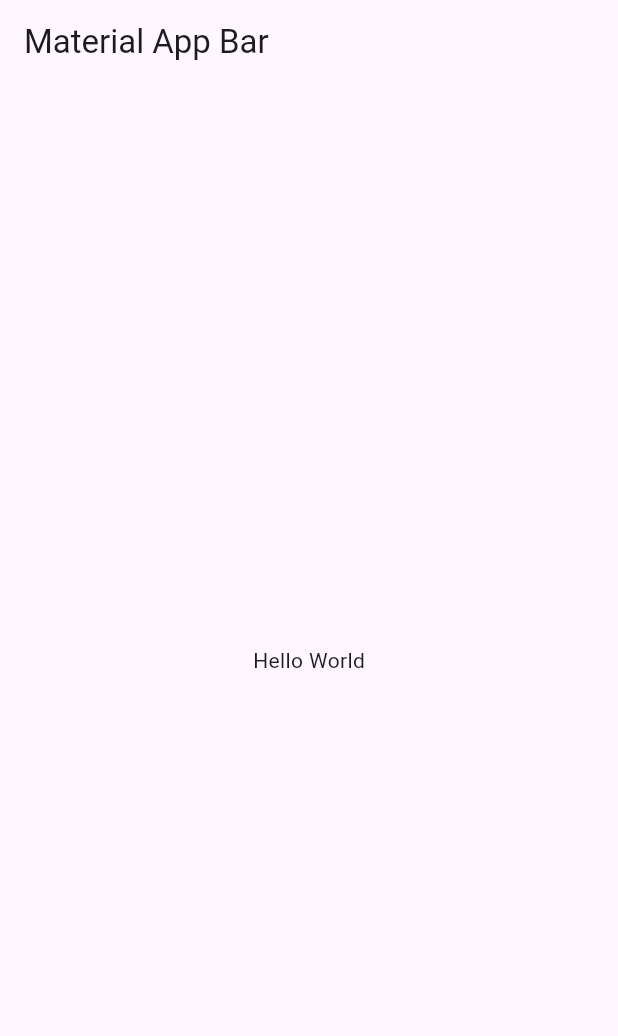
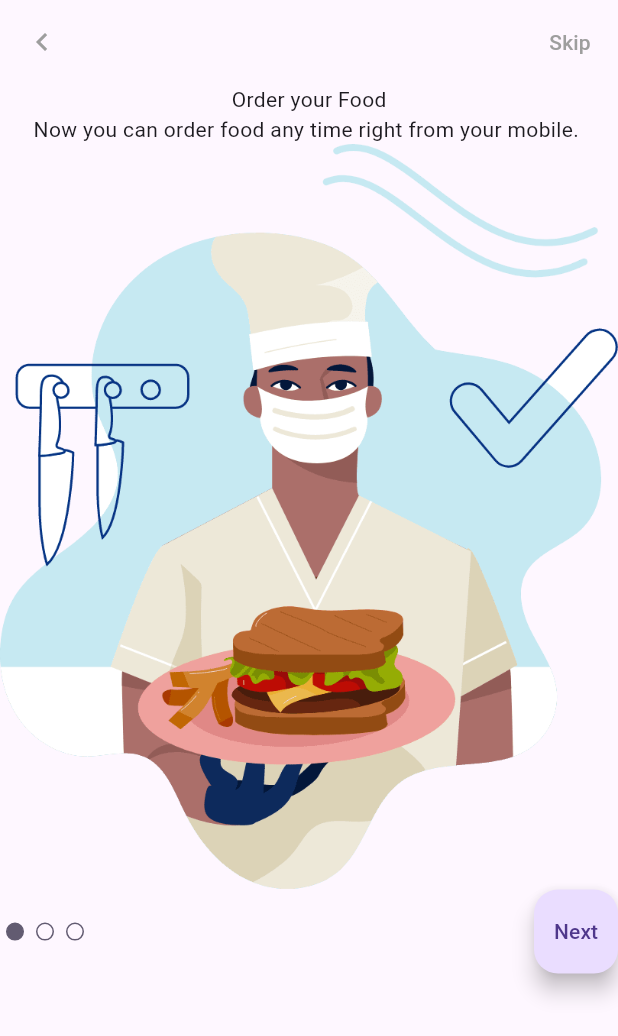
Before and after one commit to ufukyazici/flutter_state_management, a Flutter app: the screen it shows after launch, on a phone screen of 412 x 824 dp. Shown: the top 1036 px of the screen. Run offline on Flutter 3.47's test engine with Material 3 defaults, Android fonts, the phone set to English and light mode, and no system bars.

Commit message:
Flutter State Management

```diff
--- /dev/null
+++ b/lib/feature/onboard/on_board_view.dart
@@ -0,0 +1,55 @@
+import 'package:flutter/material.dart';
+import 'package:flutter/services.dart';
+
+class OnBoardView extends StatefulWidget {
+  const OnBoardView({super.key});
+
+  @override
+  State<OnBoardView> createState() => _OnBoardViewState();
+}
+
+class _OnBoardViewState extends State<OnBoardView> with SingleTickerProviderStateMixin {
+  final String _skipTitle = 'Skip';
+  late final TabController _tabController;
+  @override
+  void initState() {
+    super.initState();
+    _tabController = TabController(length: 3, vsync: this);
+  }
+
+  @override
+  Widget build(BuildContext context) {
+    return Scaffold(
+      appBar: AppBar(
+        systemOverlayStyle: SystemUiOverlayStyle.dark,
+        backgroundColor: Colors.transparent,
+        elevation: 0,
+        actions: [
+          TextButton(
+              onPressed: () {},
+              child: Text(_skipTitle, style: Theme.of(context).textTheme.labelLarge?.copyWith(color: Colors.grey)))
+        ],
+        leading: IconButton(onPressed: () {}, icon: const Icon(Icons.chevron_left_outlined, color: Colors.grey)),
+      ),
+      body: Column(
+        children: [
+          const Text("Order your Food"),
+          const Text("Now you can order food any time right from your mobile. "),
+          Image.asset('asset/images/ic_chef.png'),
+          Row(
+            mainAxisAlignment: MainAxisAlignment.spaceBetween,
+            children: [
+              TabPageSelector(
+                controller: _tabController,
+              ),
+              FloatingActionButton(
+                onPressed: () {},
+                child: const Text('Next'),
+              )
+            ],
+          )
+        ],
+      ),
+    );
+  }
+}
--- a/lib/main.dart
+++ b/lib/main.dart
@@ -1,4 +1,5 @@
 import 'package:flutter/material.dart';
+import 'package:flutter_state_management/feature/onboard/on_board_view.dart';
 
 void main() => runApp(const MyApp());
 
@@ -7,16 +8,10 @@ class MyApp extends StatelessWidget {
 
   @override
   Widget build(BuildContext context) {
-    return MaterialApp(
+    return const MaterialApp(
+      debugShowCheckedModeBanner: false,
       title: 'Material App',
-      home: Scaffold(
-        appBar: AppBar(
-          title: const Text('Material App Bar'),
-        ),
-        body: const Center(
-          child: Text('Hello World'),
-        ),
-      ),
+      home: OnBoardView(),
     );
   }
 }
```
Also changed, not shown: pubspec.yaml (+4 -7 lines).
